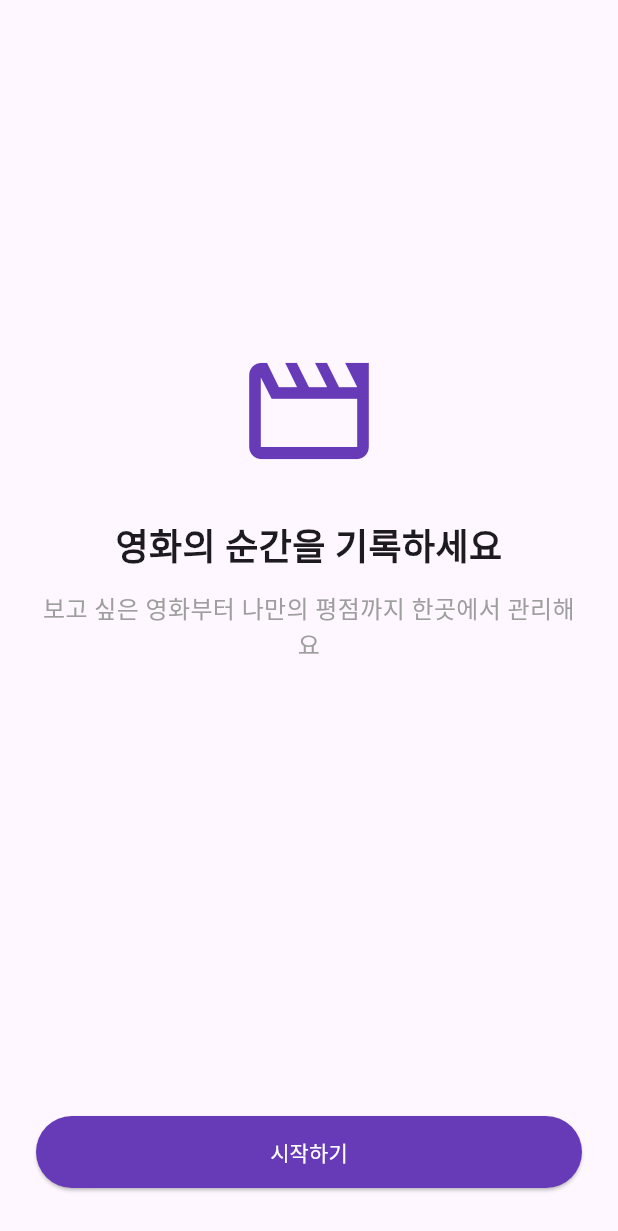
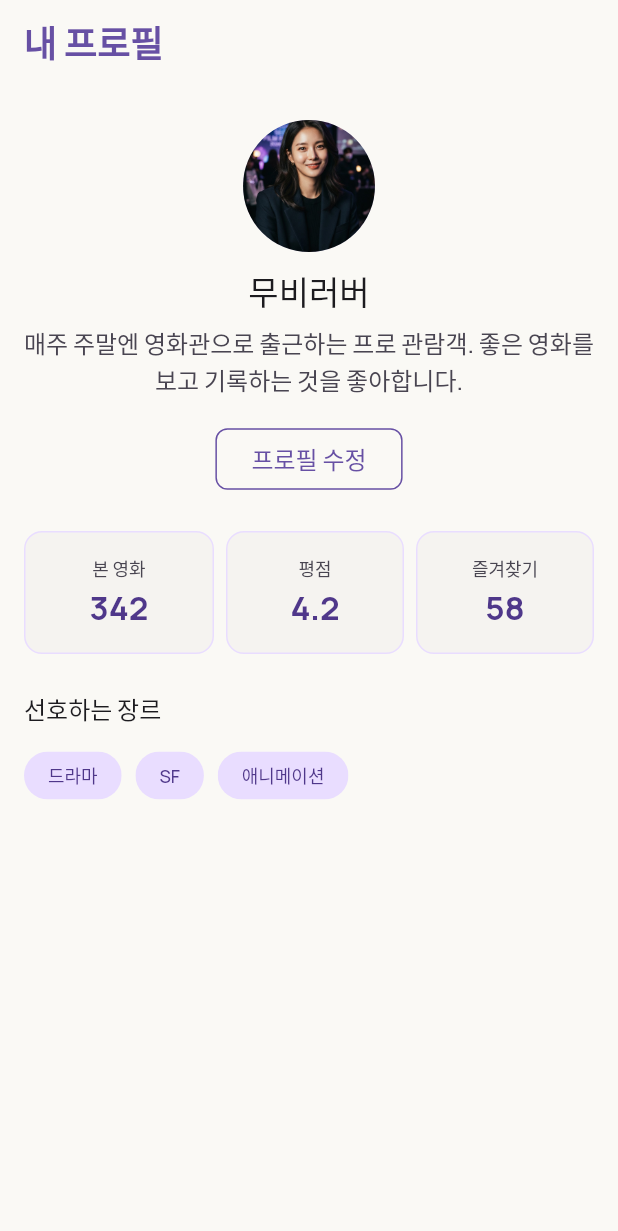
Before and after one commit to SJYUN1010/movielog, a Flutter app: the screen it shows after launch, on a phone screen of 412 x 824 dp. Shown: the top 1231 px of the screen. Run offline on Flutter 3.47's test engine with Material 3 defaults, Android fonts, the phone set to English and light mode, and no system bars; our stand-ins replace flutter_svg.

Commit message:
feat: 1주차 - MovieLog 프로필 화면 구현
- AppColors/AppTextStyles/AppTheme로 디자인 시스템 구성
- 공용 CommonAppBar 위젯 제작
- ProfileHeader, StatItem, FavoriteGenres, EditProfileButton 위젯 분리
- 0주차 시작 화면 아이콘을 MovieLog 로고 SVG로 교체
- Figma Inspect 값 기준으로 색상/타이포그래피/간격 정밀 매칭

Co-Authored-By: Claude Sonnet 5 <noreply@anthropic.com>

```diff
--- a/lib/movie_log_app.dart
+++ b/lib/movie_log_app.dart
@@ -1,5 +1,6 @@
 import 'package:flutter/material.dart';
-import 'package:movielog/start_screen.dart';
+import 'package:movielog/profile_screen.dart';
+import 'package:movielog/theme/app_theme.dart';
 
 class MovieLogApp extends StatelessWidget {
   const MovieLogApp({super.key});
@@ -9,11 +10,8 @@ class MovieLogApp extends StatelessWidget {
     return MaterialApp(
       debugShowCheckedModeBanner: false,
       title: 'MovieLog',
-      theme: ThemeData(
-        useMaterial3: true,
-        colorSchemeSeed: Colors.deepPurple,
-      ),
-      home: const StartScreen(),
+      theme: AppTheme.light,
+      home: const ProfileScreen(),
     );
   }
 }
--- /dev/null
+++ b/lib/profile_screen.dart
@@ -0,0 +1,58 @@
+import 'package:flutter/material.dart';
+
+import 'widgets/common_app_bar.dart';
+import 'widgets/edit_profile_button.dart';
+import 'widgets/favorite_genres.dart';
+import 'widgets/profile_header.dart';
+import 'widgets/stat_item.dart';
+
+class ProfileScreen extends StatelessWidget {
+  const ProfileScreen({super.key});
+
+  static const _genres = ['드라마', 'SF', '애니메이션'];
+  static const _stats = [
+    StatItem(label: '본 영화', value: '342'),
+    StatItem(label: '평점', value: '4.2'),
+    StatItem(label: '즐겨찾기', value: '58'),
+  ];
+
+  @override
+  Widget build(BuildContext context) {
+    return Scaffold(
+      appBar: const CommonAppBar(title: '내 프로필'),
+      body: SafeArea(
+        child: SingleChildScrollView(
+          padding: const EdgeInsets.symmetric(horizontal: 16, vertical: 24),
+          child: Column(
+            crossAxisAlignment: CrossAxisAlignment.stretch,
+            children: [
+              const ProfileHeader(),
+              const SizedBox(height: 16),
+              Center(
+                child: EditProfileButton(
+                  onPressed: () {
+                    debugPrint('프로필 수정 버튼을 눌렀습니다.');
+                  },
+                ),
+              ),
+              const SizedBox(height: 24),
+              Row(
+                children: [
+                  for (var i = 0; i < _stats.length; i++)
+                    Expanded(
+                      child: Container(
+                        margin: EdgeInsets.only(left: i == 0 ? 0 : 8),
+                        child: _stats[i],
+                      ),
+                    ),
+                ],
+              ),
+              const SizedBox(height: 24),
+              const FavoriteGenres(genres: _genres),
+            ],
+          ),
+        ),
+      ),
+    );
+  }
+}
--- a/lib/start_screen.dart
+++ b/lib/start_screen.dart
@@ -1,4 +1,8 @@
 import 'package:flutter/material.dart';
+import 'package:flutter_svg/flutter_svg.dart';
+
+import 'theme/app_colors.dart';
+import 'theme/app_text_styles.dart';
 
 class StartScreen extends StatelessWidget {
   const StartScreen({super.key});
@@ -12,10 +16,11 @@ class StartScreen extends StatelessWidget {
           child: Column(
             children: [
               const Spacer(flex: 2),
-              const Icon(
-                Icons.movie_outlined,
-                size: 96,
-                color: Colors.deepPurple,
+              SvgPicture.asset(
+                'assets/logos/movielog_logo.svg',
+                width: 72,
+                height: 72,
+                semanticsLabel: 'MovieLog 로고',
               ),
               const SizedBox(height: 24),
               const Text(
@@ -23,19 +28,13 @@ class StartScreen extends StatelessWidget {
                 textAlign: TextAlign.center,
                 maxLines: 1,
                 overflow: TextOverflow.ellipsis,
-                style: TextStyle(
-                  fontSize: 24,
-                  fontWeight: FontWeight.bold,
-                ),
+                style: AppTextStyles.titleLarge,
               ),
               const SizedBox(height: 12),
               const Text(
                 '보고 싶은 영화부터 나만의 평점까지 한곳에서 관리해요',
                 textAlign: TextAlign.center,
-                style: TextStyle(
-                  fontSize: 16,
-                  color: Colors.grey,
-                ),
+                style: AppTextStyles.bodySmall,
               ),
               const Spacer(flex: 3),
               ElevatedButton(
@@ -43,8 +42,8 @@ class StartScreen extends StatelessWidget {
                   debugPrint('시작하기 버튼을 눌렀습니다.');
                 },
                 style: ElevatedButton.styleFrom(
-                  backgroundColor: Colors.deepPurple,
-                  foregroundColor: Colors.white,
+                  backgroundColor: AppColors.violet,
+                  foregroundColor: AppColors.white,
                   minimumSize: const Size(double.infinity, 48),
                   padding: const EdgeInsets.symmetric(horizontal: 24),
                 ),
--- /dev/null
+++ b/lib/theme/app_colors.dart
@@ -0,0 +1,13 @@
+import 'package:flutter/material.dart';
+
+abstract final class AppColors {
+  static const violet = Color(0xFF6750A4);
+  static const violetDark = Color(0xFF4F378A);
+  static const lightViolet = Color(0xFFE9DDFF);
+  static const warmWhite = Color(0xFFFAF9F5);
+  static const surfaceLow = Color(0xFFF5F3F0);
+  static const white = Color(0xFFFFFFFF);
+  static const black = Color(0xFF1C1B1F);
+  static const gray = Color(0xFF79747E);
+  static const textMuted = Color(0xFF494551);
+}
--- /dev/null
+++ b/lib/theme/app_text_styles.dart
@@ -0,0 +1,87 @@
+import 'package:flutter/material.dart';
+
+import 'app_colors.dart';
+
+abstract final class AppTextStyles {
+  static const titleLarge = TextStyle(
+    fontSize: 24,
+    fontWeight: FontWeight.w700,
+    color: AppColors.black,
+    height: 1.4,
+  );
+
+  static const titleMedium = TextStyle(
+    fontSize: 18,
+    fontWeight: FontWeight.w600,
+    color: AppColors.black,
+  );
+
+  static const bodyMedium = TextStyle(
+    fontSize: 16,
+    fontWeight: FontWeight.w400,
+    color: AppColors.black,
+    height: 1.5,
+  );
+
+  static const bodySmall = TextStyle(
+    fontSize: 14,
+    color: AppColors.gray,
+  );
+
+  static const bodyDescription = TextStyle(
+    fontSize: 16,
+    fontWeight: FontWeight.w500,
+    height: 1.5,
+    letterSpacing: 0,
+    color: AppColors.textMuted,
+  );
+
+  static const nickname = TextStyle(
+    fontSize: 22,
+    fontWeight: FontWeight.w500,
+    height: 28 / 22,
+    letterSpacing: 0,
+    color: AppColors.black,
+  );
+
+  static const sectionHeading = TextStyle(
+    fontSize: 16,
+    fontWeight: FontWeight.w500,
+    height: 1.5,
+    letterSpacing: 0,
+    color: AppColors.black,
+  );
+
+  static const statValue = TextStyle(
+    fontFamily: 'Manrope',
+    fontSize: 22,
+    fontWeight: FontWeight.w700,
+    height: 28 / 22,
+    letterSpacing: 0,
+    color: AppColors.violetDark,
+  );
+
+  static const statLabel = TextStyle(
+    fontSize: 12,
+    fontWeight: FontWeight.w500,
+    height: 16 / 12,
+    letterSpacing: 0,
+    color: AppColors.textMuted,
+  );
+
+  static const chipLabel = TextStyle(
+    fontSize: 12,
+    fontWeight: FontWeight.w500,
+    height: 16 / 12,
+    letterSpacing: 0,
+    color: AppColors.violetDark,
+  );
+
+  static const buttonLabel = TextStyle(
+    fontSize: 16,
+    fontWeight: FontWeight.w500,
+    height: 1.5,
+    letterSpacing: 0,
+    color: AppColors.violet,
+  );
+}
--- /dev/null
+++ b/lib/theme/app_theme.dart
@@ -0,0 +1,39 @@
+import 'package:flutter/material.dart';
+import 'package:flutter/services.dart';
+
+import 'app_colors.dart';
+import 'app_text_styles.dart';
+
+abstract final class AppTheme {
+  static final ThemeData light = ThemeData(
+    useMaterial3: true,
+    fontFamily: 'Manrope',
+    scaffoldBackgroundColor: AppColors.warmWhite,
+    colorScheme: ColorScheme.fromSeed(
+      seedColor: AppColors.violet,
+      surface: AppColors.warmWhite,
+    ),
+    textTheme: const TextTheme(
+      titleLarge: AppTextStyles.titleLarge,
+      titleMedium: AppTextStyles.titleMedium,
+      bodyMedium: AppTextStyles.bodyMedium,
+      bodySmall: AppTextStyles.bodySmall,
+    ),
+    appBarTheme: const AppBarTheme(
+      backgroundColor: AppColors.warmWhite,
+      foregroundColor: AppColors.black,
+      centerTitle: true,
+      elevation: 0,
+      scrolledUnderElevation: 0,
+      shadowColor: Colors.transparent,
+      surfaceTintColor: Colors.transparent,
+      systemOverlayStyle: SystemUiOverlayStyle(
+        statusBarColor: Colors.transparent,
+        statusBarIconBrightness: Brightness.dark,
+        statusBarBrightness: Brightness.light,
+        systemNavigationBarColor: AppColors.warmWhite,
+        systemNavigationBarIconBrightness: Brightness.dark,
+      ),
+    ),
+  );
+}
--- /dev/null
+++ b/lib/widgets/common_app_bar.dart
@@ -0,0 +1,42 @@
+import 'package:flutter/material.dart';
+
+import '../theme/app_colors.dart';
+import '../theme/app_text_styles.dart';
+
+class CommonAppBar extends StatelessWidget implements PreferredSizeWidget {
+  const CommonAppBar({
+    super.key,
+    required this.title,
+    this.onBack,
+    this.actions,
+    this.centerTitle = false,
+    this.titleStyle,
+  });
+
+  final String title;
+  final VoidCallback? onBack;
+  final List<Widget>? actions;
+  final bool centerTitle;
+  final TextStyle? titleStyle;
+
+  @override
+  Widget build(BuildContext context) {
+    return AppBar(
+      title: Text(
+        title,
+        style: titleStyle ?? AppTextStyles.titleLarge.copyWith(color: AppColors.violet),
+      ),
+      centerTitle: centerTitle,
+      leading: onBack == null
+          ? null
+          : IconButton(
+              icon: const Icon(Icons.arrow_back),
+              onPressed: onBack,
+            ),
+      actions: actions,
+    );
+  }
+
+  @override
+  Size get preferredSize => const Size.fromHeight(kToolbarHeight);
+}
--- /dev/null
+++ b/lib/widgets/edit_profile_button.dart
@@ -0,0 +1,27 @@
+import 'package:flutter/material.dart';
+
+import '../theme/app_colors.dart';
+import '../theme/app_text_styles.dart';
+
+class EditProfileButton extends StatelessWidget {
+  const EditProfileButton({super.key, this.onPressed});
+
+  final VoidCallback? onPressed;
+
+  @override
+  Widget build(BuildContext context) {
+    return TextButton(
+      onPressed: onPressed,
+      style: TextButton.styleFrom(
+        foregroundColor: AppColors.violet,
+        side: const BorderSide(color: AppColors.violet),
+        shape: RoundedRectangleBorder(borderRadius: BorderRadius.circular(8)),
+        padding: const EdgeInsets.symmetric(horizontal: 24, vertical: 8),
+      ),
+      child: const Text(
+        '프로필 수정',
+        style: AppTextStyles.buttonLabel,
+      ),
+    );
+  }
+}
--- /dev/null
+++ b/lib/widgets/favorite_genres.dart
@@ -0,0 +1,39 @@
+import 'package:flutter/material.dart';
+
+import '../theme/app_colors.dart';
+import '../theme/app_text_styles.dart';
+
+class FavoriteGenres extends StatelessWidget {
+  const FavoriteGenres({super.key, required this.genres});
+
+  final List<String> genres;
+
+  @override
+  Widget build(BuildContext context) {
+    return Column(
+      crossAxisAlignment: CrossAxisAlignment.start,
+      children: [
+        const Text('선호하는 장르', style: AppTextStyles.sectionHeading),
+        const SizedBox(height: 8),
+        Wrap(
+          spacing: 8,
+          runSpacing: 8,
+          children: genres
+              .map(
+                (genre) => Chip(
+                  label: Text(genre, style: AppTextStyles.chipLabel),
+                  backgroundColor: AppColors.lightViolet,
+                  side: BorderSide.none,
+                  padding: const EdgeInsets.symmetric(horizontal: 16, vertical: 8),
+                  labelPadding: EdgeInsets.zero,
+                  shape: RoundedRectangleBorder(
+                    borderRadius: BorderRadius.circular(999),
+                  ),
+                ),
+              )
+              .toList(),
+        ),
+      ],
+    );
+  }
+}
--- /dev/null
+++ b/lib/widgets/profile_header.dart
@@ -0,0 +1,27 @@
+import 'package:flutter/material.dart';
+
+import '../theme/app_text_styles.dart';
+
+class ProfileHeader extends StatelessWidget {
+  const ProfileHeader({super.key});
+
+  @override
+  Widget build(BuildContext context) {
+    return Column(
+      children: [
+        const CircleAvatar(
+          radius: 44,
+          backgroundImage: AssetImage('assets/images/profile/profile_movielog.jpg'),
+        ),
+        const SizedBox(height: 12),
+        const Text('무비러버', style: AppTextStyles.nickname),
+        const SizedBox(height: 8),
+        const Text(
+          '매주 주말엔 영화관으로 출근하는 프로 관람객. 좋은 영화를 보고 기록하는 것을 좋아합니다.',
+          style: AppTextStyles.bodyDescription,
+          textAlign: TextAlign.center,
+        ),
+      ],
+    );
+  }
+}
--- /dev/null
+++ b/lib/widgets/stat_item.dart
@@ -0,0 +1,35 @@
+import 'package:flutter/material.dart';
+
+import '../theme/app_colors.dart';
+import '../theme/app_text_styles.dart';
+
+class StatItem extends StatelessWidget {
+  const StatItem({
+    super.key,
+    required this.label,
+    required this.value,
+  });
+
+  final String label;
+  final String value;
+
+  @override
+  Widget build(BuildContext context) {
+    return Container(
+      padding: const EdgeInsets.all(16),
+      decoration: BoxDecoration(
+        color: AppColors.surfaceLow,
+        border: Border.all(color: AppColors.lightViolet),
+        borderRadius: BorderRadius.circular(12),
+      ),
+      child: Column(
+        mainAxisSize: MainAxisSize.min,
+        children: [
+          Text(label, style: AppTextStyles.statLabel),
+          const SizedBox(height: 4),
+          Text(value, style: AppTextStyles.statValue),
+        ],
+      ),
+    );
+  }
+}
```
Also changed, not shown: 1 other file.
